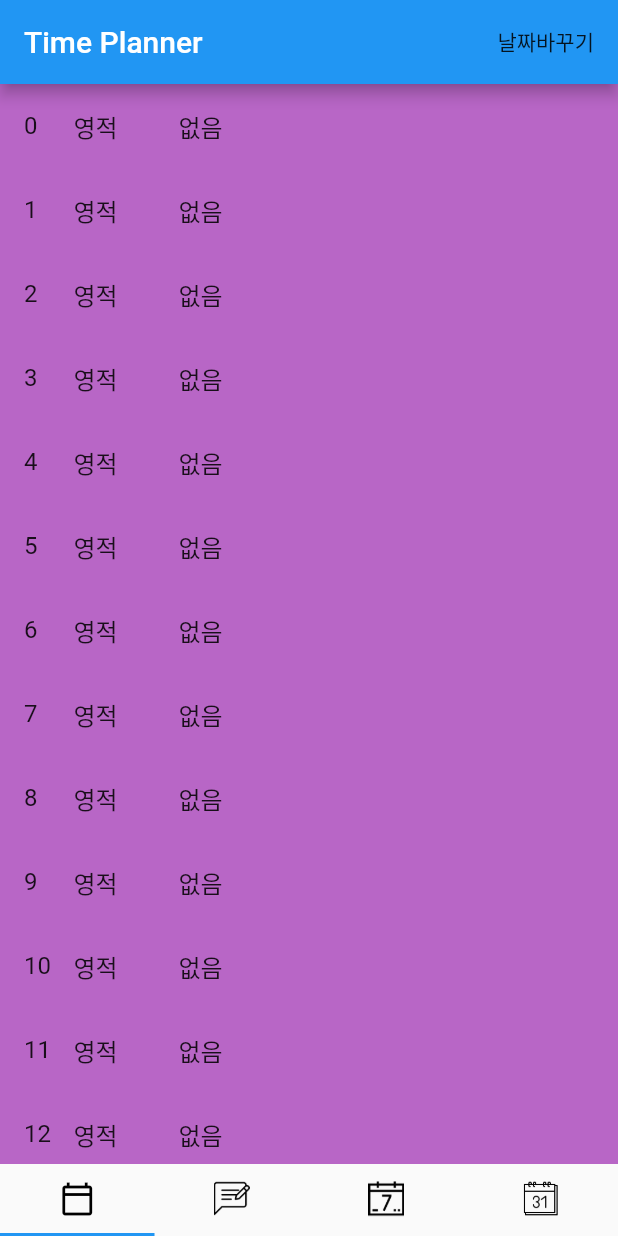
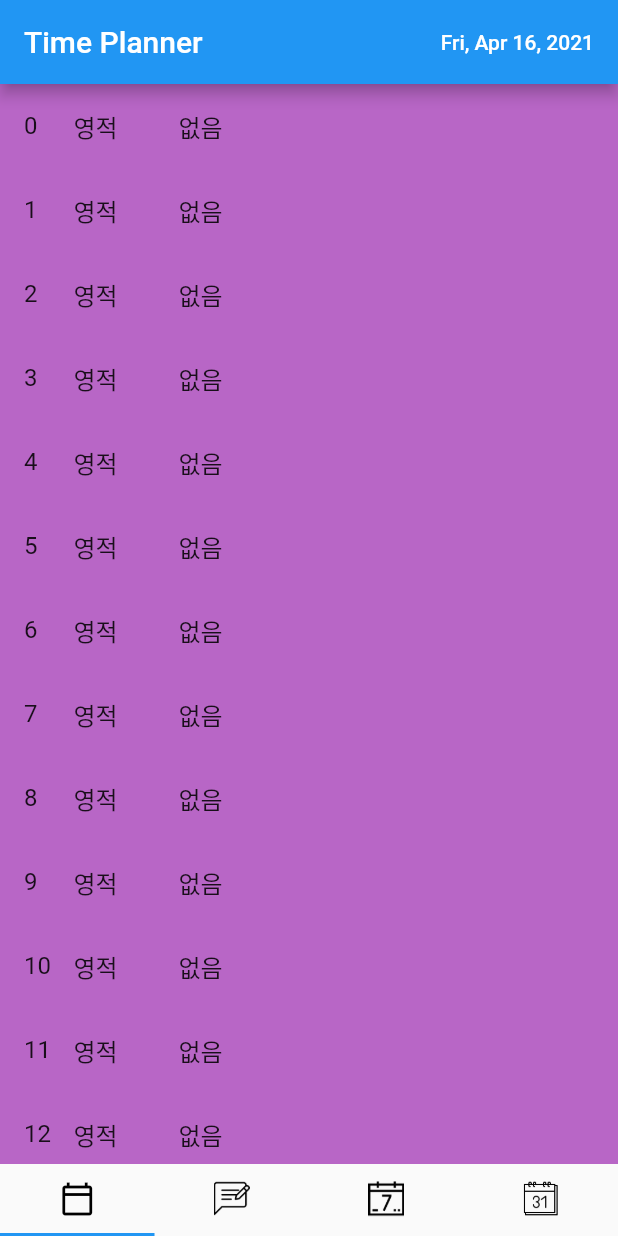
Before and after one commit to dionysus11-source/schedule-app-2021, a Flutter app: the screen it shows after launch, on a phone screen of 412 x 824 dp. Run offline on Flutter 3.47's test engine with Material 2 defaults, Android fonts, the phone set to English and light mode, and no system bars; our stand-ins replace sqflite; accounts and stored records are empty.

Commit message:
Add current time display

```diff
--- a/lib/main.dart
+++ b/lib/main.dart
@@ -7,6 +7,7 @@ import 'package:path/path.dart';
 import 'package:sqflite/sqflite.dart';
 import 'addPlanner.dart';
 import 'plan.dart';
+import 'package:intl/intl.dart';
 
 void main() {
   runApp(MyApp());
@@ -110,7 +111,10 @@ class _MainPage extends State<MainPage> with SingleTickerProviderStateMixin {
                 });
               });
             },
-            child: Text('날짜바꾸기'),
+            child: Text(DateFormat.yMMMEd().format(_selectedDate),
+                style: TextStyle(
+                  color: Colors.white,
+                )),
           )
         ],
       ),
--- a/pubspec.yaml
+++ b/pubspec.yaml
@@ -25,6 +25,7 @@ dependencies:
     sdk: flutter
   sqflite: ^1.3.0
   path: ^1.7.0
+  intl: ^0.16.1
 
   # The following adds the Cupertino Icons font to your application.
   # Use with the CupertinoIcons class for iOS style icons.
```
Also changed, not shown: pubspec.lock.
